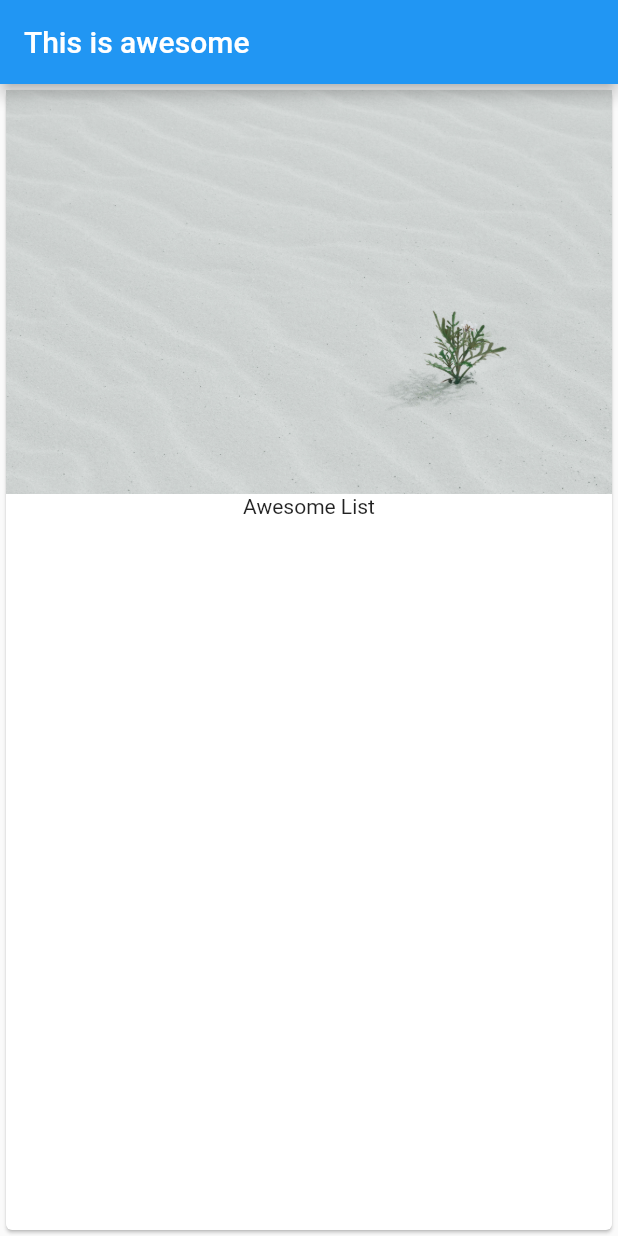
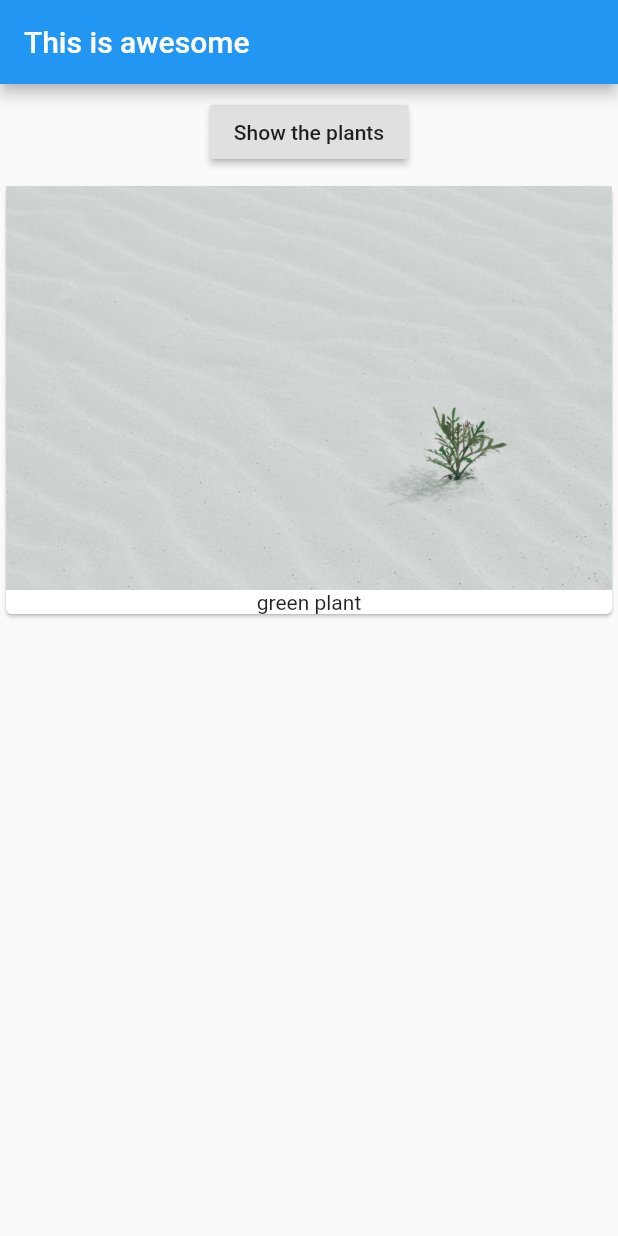
Before and after one commit to htueko/first_easy_list, a Flutter app: the screen it shows after launch, on a phone screen of 412 x 824 dp. Run offline on Flutter 3.47's test engine with Material 2 defaults, Android fonts, the phone set to English and light mode, and no system bars.

Commit message:
create reusable cardview

```diff
--- a/lib/main.dart
+++ b/lib/main.dart
@@ -1,7 +1,6 @@
 import 'package:first_easy_list/ui/appBar.dart';
+import 'package:first_easy_list/ui/card_image.dart';
 import 'package:flutter/material.dart';
-
-
 
 void main() => runApp(MyApp());
 
@@ -13,13 +12,17 @@ class MyApp extends StatelessWidget {
     return MaterialApp(
       home: Scaffold(
         appBar: ReusableAppBar.getAppBar(appbarTitle),
-        body: Card(
-          child: Column(
-            children: <Widget>[
-              Image.asset("assets/images/one.jpg"),
-              Text("Awesome List"),
-            ],
-          ),
+        body: Column(
+          children: <Widget>[
+            Container(
+              margin: EdgeInsets.all(8.0),
+              child: RaisedButton(
+                onPressed: () {},
+                child: Text("Show the plants"),
+              ),
+            ),
+            ReusableCardImage.getCardImage("green plant"),
+          ],
         ),
       ),
     );
--- /dev/null
+++ b/lib/ui/card_image.dart
@@ -0,0 +1,15 @@
+import 'package:flutter/material.dart';
+
+// appbar widget
+class ReusableCardImage {
+  static getCardImage(String content) {
+    return Card(
+      child: Column(
+        children: <Widget>[
+          Image.asset("assets/images/one.jpg"),
+          Text(content)
+        ],
+      ),
+    );
+  }
+}
```
